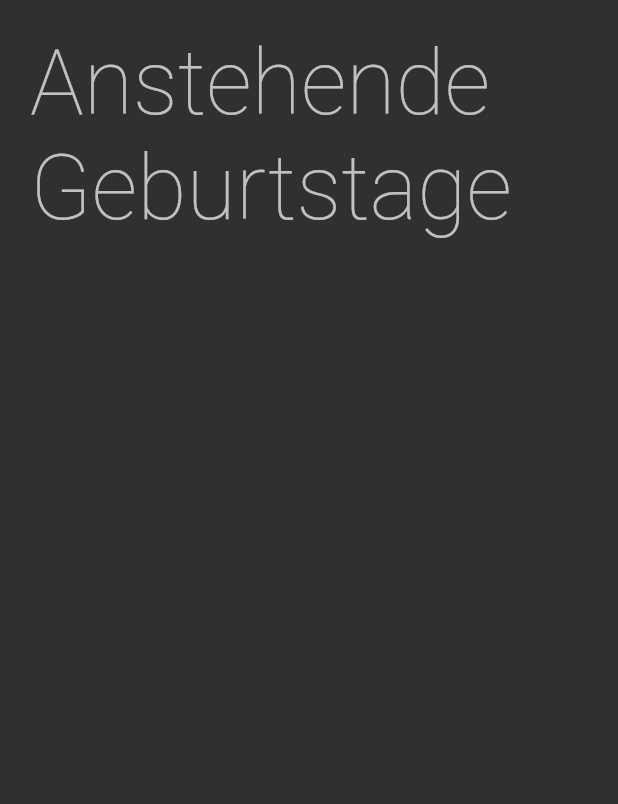
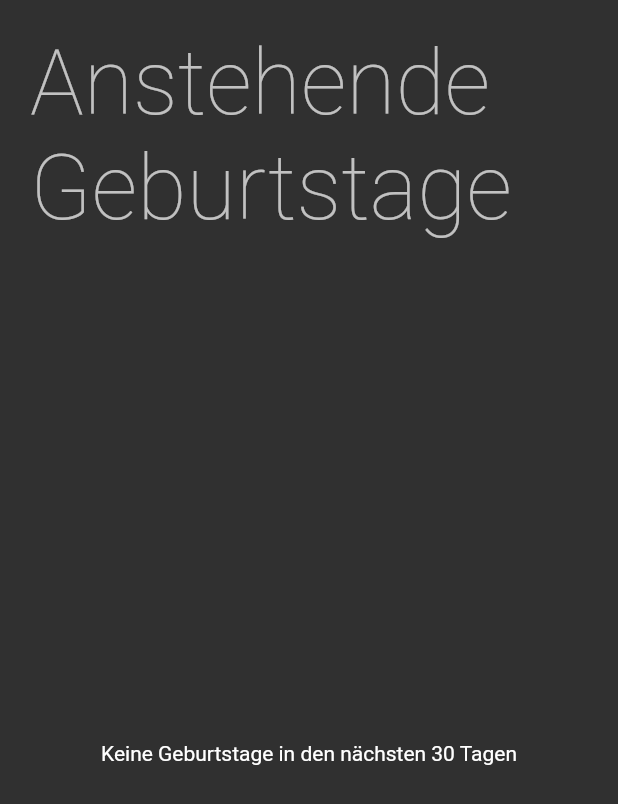
Before and after one commit to floodoo/gun_club, a Flutter app: the UpcomingBirthdays widget shown alone on an empty page, opened directly, on a phone screen of 412 x 824 dp. Shown: the top 804 px of the screen. Run offline on Flutter 3.47's test engine with Material 2 defaults, Android fonts, the phone set to English and light mode, and no system bars; our stand-ins replace device_info_plus, flutter_riverpod, freezed_annotation, go_router, riverpod_annotation, supabase_flutter; accounts and stored records are empty; generated files the repository leaves out were written again.

Commit message:
add empty birthday

```diff
--- a/lib/src/features/upcoming_birthdays/presentation/upcoming_birthdays.page.dart
+++ b/lib/src/features/upcoming_birthdays/presentation/upcoming_birthdays.page.dart
@@ -22,6 +22,9 @@ class UpcomingBirthdays extends ConsumerWidget {
         Expanded(
           child: ref.watch(upcomingBirthdaysControllerProvider).when(
                 data: (data) {
+                  if (data.isEmpty) {
+                    return const Center(child: Text("Keine Geburtstage in den nächsten 30 Tagen"));
+                  }
                   return Padding(
                     padding: const EdgeInsets.all(20.0),
                     child: ListView.separated(
```
Also changed, not shown: vercel.json (deleted), 1 other file.
